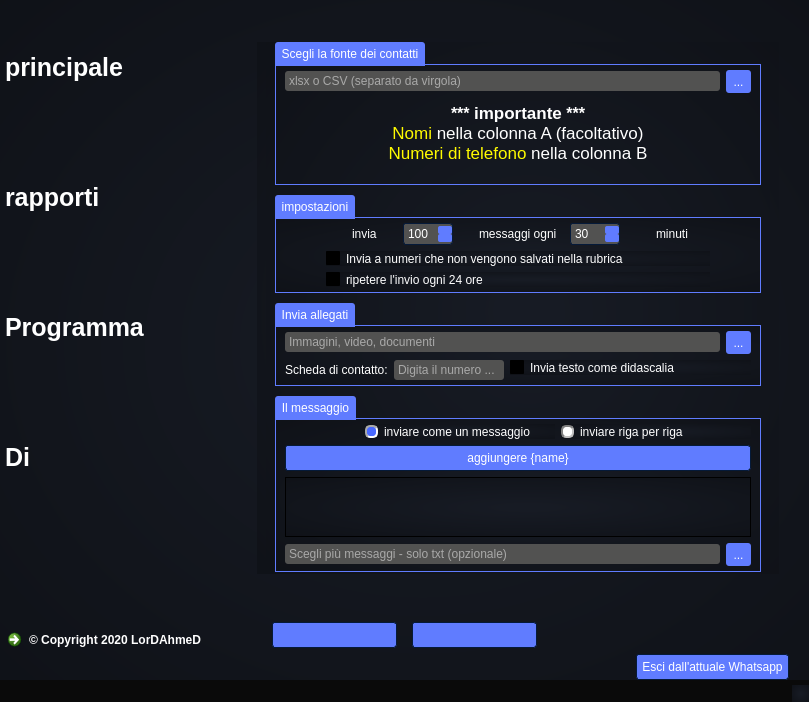
The window that italian.ui (thelordahmed/Whatsapp-bulk-sender) describes before a commit, drawn with Qt 5.
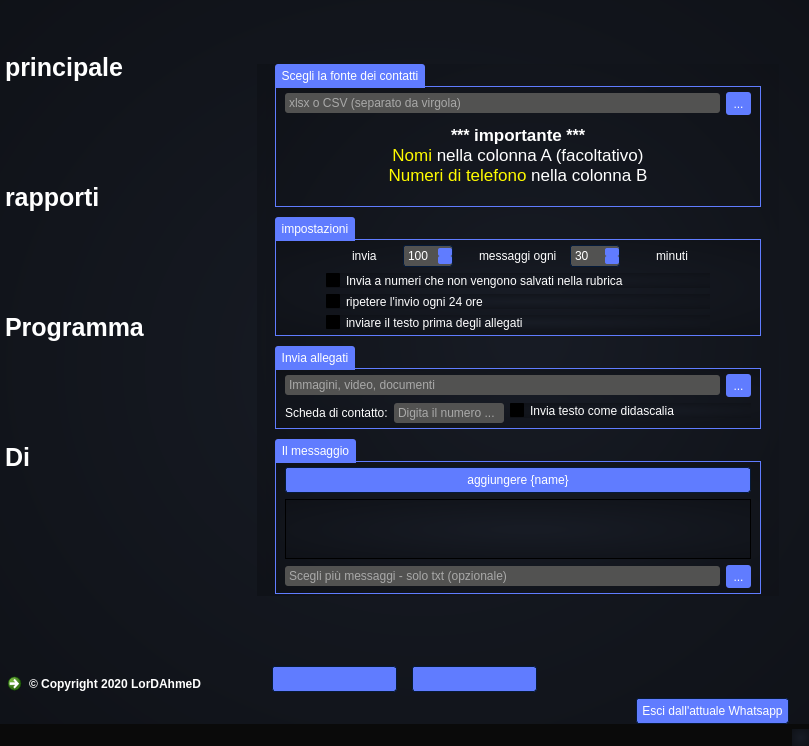
The same window after the commit. Icons and pictures are not drawn.

```diff
--- a/italian.ui
+++ b/italian.ui
@@ -7,7 +7,7 @@
     <x>0</x>
     <y>0</y>
     <width>809</width>
-    <height>702</height>
+    <height>746</height>
    </rect>
   </property>
   <property name="minimumSize">
@@ -1656,10 +1656,10 @@
                      <string>&lt;!DOCTYPE HTML PUBLIC &quot;-//W3C//DTD HTML 4.0//EN&quot; &quot;http://www.w3.org/TR/REC-html40/strict.dtd&quot;&gt;
 &lt;html&gt;&lt;head&gt;&lt;meta name=&quot;qrichtext&quot; content=&quot;1&quot; /&gt;&lt;style type=&quot;text/css&quot;&gt;
 p, li { white-space: pre-wrap; }
-&lt;/style&gt;&lt;/head&gt;&lt;body style=&quot; font-family:'arial'; font-size:8.25pt; font-weight:400; font-style:normal;&quot;&gt;
-&lt;p align=&quot;center&quot; style=&quot; margin-top:0px; margin-bottom:0px; margin-left:0px; margin-right:0px; -qt-block-indent:0; text-indent:0px;&quot;&gt;&lt;span style=&quot; font-family:'MS Shell Dlg 2'; font-size:12pt; font-weight:600; color:#ffffff;&quot;&gt;*** &lt;/span&gt;&lt;span style=&quot; font-size:13pt; font-weight:600;&quot;&gt;importante&lt;/span&gt;&lt;span style=&quot; font-family:'MS Shell Dlg 2'; font-size:12pt; font-weight:600; color:#ffffff;&quot;&gt; ***&lt;/span&gt;&lt;/p&gt;
-&lt;p align=&quot;center&quot; style=&quot; margin-top:0px; margin-bottom:0px; margin-left:0px; margin-right:0px; -qt-block-indent:0; text-indent:0px;&quot;&gt;&lt;span style=&quot; font-size:13pt; color:#fffb00;&quot;&gt;Nomi&lt;/span&gt;&lt;span style=&quot; font-size:13pt;&quot;&gt; nella colonna A (facoltativo)&lt;/span&gt;&lt;/p&gt;
-&lt;p align=&quot;center&quot; style=&quot; margin-top:0px; margin-bottom:0px; margin-left:0px; margin-right:0px; -qt-block-indent:0; text-indent:0px;&quot;&gt;&lt;span style=&quot; font-size:13pt; color:#fffb00;&quot;&gt;Numeri di telefono&lt;/span&gt;&lt;span style=&quot; font-size:13pt;&quot;&gt; nella colonna B&lt;/span&gt;&lt;/p&gt;&lt;/body&gt;&lt;/html&gt;</string>
+&lt;/style&gt;&lt;/head&gt;&lt;body style=&quot; font-family:'arial'; font-size:13pt; font-weight:400; font-style:normal;&quot;&gt;
+&lt;p align=&quot;center&quot; style=&quot; margin-top:0px; margin-bottom:0px; margin-left:0px; margin-right:0px; -qt-block-indent:0; text-indent:0px;&quot;&gt;&lt;span style=&quot; font-family:'MS Shell Dlg 2'; font-size:12pt; font-weight:600; color:#ffffff;&quot;&gt;*** &lt;/span&gt;&lt;span style=&quot; font-weight:600;&quot;&gt;importante&lt;/span&gt;&lt;span style=&quot; font-family:'MS Shell Dlg 2'; font-size:12pt; font-weight:600; color:#ffffff;&quot;&gt; ***&lt;/span&gt;&lt;/p&gt;
+&lt;p align=&quot;center&quot; style=&quot; margin-top:0px; margin-bottom:0px; margin-left:0px; margin-right:0px; -qt-block-indent:0; text-indent:0px;&quot;&gt;&lt;span style=&quot; color:#fffb00;&quot;&gt;Nomi&lt;/span&gt; nella colonna A (facoltativo)&lt;/p&gt;
+&lt;p align=&quot;center&quot; style=&quot; margin-top:0px; margin-bottom:0px; margin-left:0px; margin-right:0px; -qt-block-indent:0; text-indent:0px;&quot;&gt;&lt;span style=&quot; color:#fffb00;&quot;&gt;Numeri di telefono&lt;/span&gt; nella colonna B&lt;/p&gt;&lt;/body&gt;&lt;/html&gt;</string>
                     </property>
                    </widget>
                   </item>
@@ -1845,6 +1845,13 @@
                     </property>
                    </widget>
                   </item>
+                  <item>
+                   <widget class="QCheckBox" name="textFirst_ch">
+                    <property name="text">
+                     <string>inviare il testo prima degli allegati</string>
+                    </property>
+                   </widget>
+                  </item>
                  </layout>
                 </item>
                </layout>
@@ -1943,52 +1950,13 @@
                <property name="alignment">
                 <set>Qt::AlignLeading|Qt::AlignLeft|Qt::AlignVCenter</set>
                </property>
-               <layout class="QVBoxLayout" name="verticalLayout_4" stretch="0,0,0,0">
+               <layout class="QVBoxLayout" name="verticalLayout_4" stretch="0,0,0">
                 <property name="topMargin">
                  <number>5</number>
                 </property>
                 <property name="bottomMargin">
                  <number>5</number>
                 </property>
-                <item>
-                 <layout class="QHBoxLayout" name="horizontalLayout_3">
-                  <property name="leftMargin">
-                   <number>80</number>
-                  </property>
-                  <item>
-                   <widget class="QRadioButton" name="sameFormat_rb">
-                    <property name="maximumSize">
-                     <size>
-                      <width>16777215</width>
-                      <height>16777215</height>
-                     </size>
-                    </property>
-                    <property name="text">
-                     <string>inviare come un messaggio</string>
-                    </property>
-                    <property name="checked">
-                     <bool>true</bool>
-                    </property>
-                   </widget>
-                  </item>
-                  <item>
-                   <widget class="QRadioButton" name="oneline_rb">
-                    <property name="maximumSize">
-                     <size>
-                      <width>16777215</width>
-                      <height>16777215</height>
-                     </size>
-                    </property>
-                    <property name="text">
-                     <string>inviare riga per riga</string>
-                    </property>
-                    <property name="checked">
-                     <bool>false</bool>
-                    </property>
-                   </widget>
-                  </item>
-                 </layout>
-                </item>
                 <item>
                  <widget class="QPushButton" name="pushButton">
                   <property name="text">
```
Left out of the diff: 14 changed lines with no effect on the pictures.
